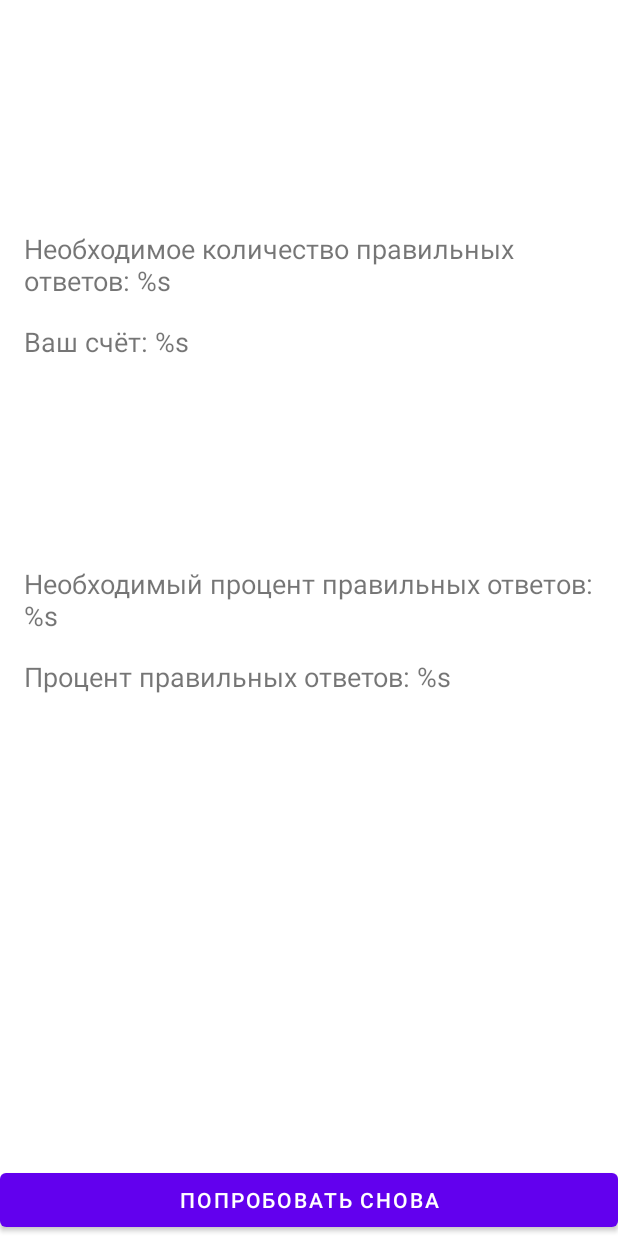
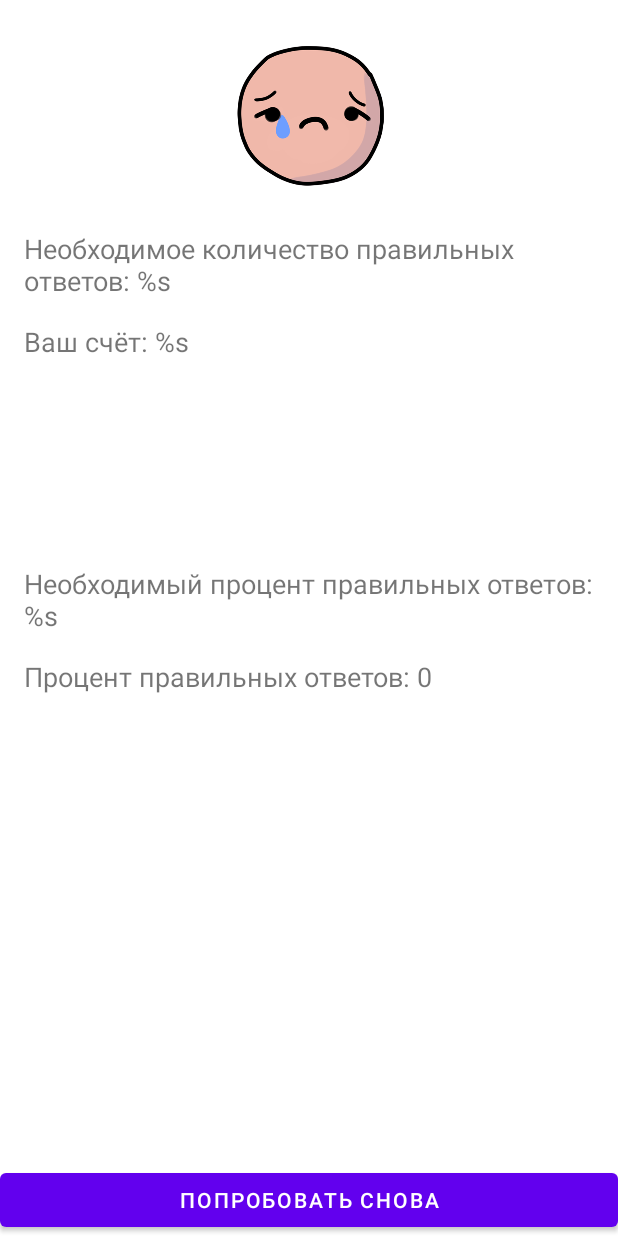
Before and after one commit to AlexPletnyov/Counting-Trainer, an Android app: the fragment GameFinishedFragment shown on its own in the app's theme, on a phone screen of 412 x 824 dp. Run offline under Robolectric (Android 15) with nearby library versions, the phone set to English and light mode, and no system bars; 8 statements that could not run were skipped.

Commit message:
Add GameFinishFragment implementation and some resources

```diff
--- a/app/src/main/java/com/alexpletnyov/counting_trainer/presentation/GameFinishedFragment.kt
+++ b/app/src/main/java/com/alexpletnyov/counting_trainer/presentation/GameFinishedFragment.kt
@@ -7,6 +7,7 @@ import android.view.ViewGroup
 import androidx.activity.OnBackPressedCallback
 import androidx.fragment.app.Fragment
 import androidx.fragment.app.FragmentManager
+import com.alexpletnyov.counting_trainer.R
 import com.alexpletnyov.counting_trainer.databinding.FragmentGameFinishedBinding
 import com.alexpletnyov.counting_trainer.domain.entity.GameResult
 
@@ -33,6 +34,49 @@ class GameFinishedFragment : Fragment() {
 
 	override fun onViewCreated(view: View, savedInstanceState: Bundle?) {
 		super.onViewCreated(view, savedInstanceState)
+		setupClickListener()
+		bindViews()
+	}
+
+	private fun bindViews() {
+		with(binding) {
+			emojiResult.setImageResource(getSmileId())
+			tvRequiredAnswers.text = String.format(
+				getString(R.string.required_answers),
+				gameResult.gameSettings.minCountOfRightAnswers
+			)
+			tvScoreAnswers.text = String.format(
+				getString(R.string.score_answers),
+				gameResult.countOfRightAnswers
+			)
+			tvRequiredPercentage.text = String.format(
+				getString(R.string.required_percentage),
+				gameResult.gameSettings.minPercentOfRightAnswers
+			)
+			tvScorePercentage.text = String.format(
+				getString(R.string.score_percentage),
+				getPercentOfRightAnswers()
+			)
+		}
+	}
+
+	private fun getPercentOfRightAnswers() = with(gameResult) {
+		if (countOfQuestions == 0) {
+			0
+		} else {
+			((countOfRightAnswers / countOfQuestions.toDouble()) * 100).toInt()
+		}
+	}
+
+	private fun getSmileId(): Int {
+		return if (gameResult.winner) {
+			R.drawable.ic_win
+		} else {
+			R.drawable.ic_sad
+		}
+	}
+
+	private fun setupClickListener() {
 		requireActivity().onBackPressedDispatcher.addCallback(
 			viewLifecycleOwner,
 			object : OnBackPressedCallback(true) {
--- a/app/src/main/res/layout/fragment_game_finished.xml
+++ b/app/src/main/res/layout/fragment_game_finished.xml
@@ -10,14 +10,14 @@
     <ImageView
         android:id="@+id/emoji_result"
         android:layout_width="0dp"
-        android:layout_height="0dp"
+        android:layout_height="130dp"
         android:layout_margin="48dp"
         android:contentDescription="@string/game_over"
         app:layout_constraintBottom_toTopOf="@+id/tv_required_answers"
         app:layout_constraintEnd_toEndOf="parent"
         app:layout_constraintStart_toStartOf="parent"
         app:layout_constraintTop_toTopOf="parent"
-        tools:src="@tools:sample/avatars" />
+        tools:src="@drawable/ic_win" />
 
     <TextView
         android:id="@+id/tv_required_answers"
--- a/app/src/main/res/layout/fragment_welcome.xml
+++ b/app/src/main/res/layout/fragment_welcome.xml
@@ -20,11 +20,11 @@
             android:layout_height="150dp"
             android:layout_gravity="center"
             android:layout_margin="32dp"
+            android:src="@drawable/ic_brain"
             android:contentDescription="@string/application_logo"
             app:layout_constraintEnd_toEndOf="parent"
             app:layout_constraintStart_toStartOf="parent"
-            app:layout_constraintTop_toTopOf="parent"
-            tools:src="@tools:sample/backgrounds/scenic" />
+            app:layout_constraintTop_toTopOf="parent" />
 
         <TextView
             android:id="@+id/tv_title"
```
Also changed, not shown: app/src/main/ic_brain-playstore.png (added), app/src/main/res/drawable-hdpi/ic_brain.png (added), app/src/main/res/drawable/ic_sad.png (added), app/src/main/res/drawable/ic_win.png (added).
